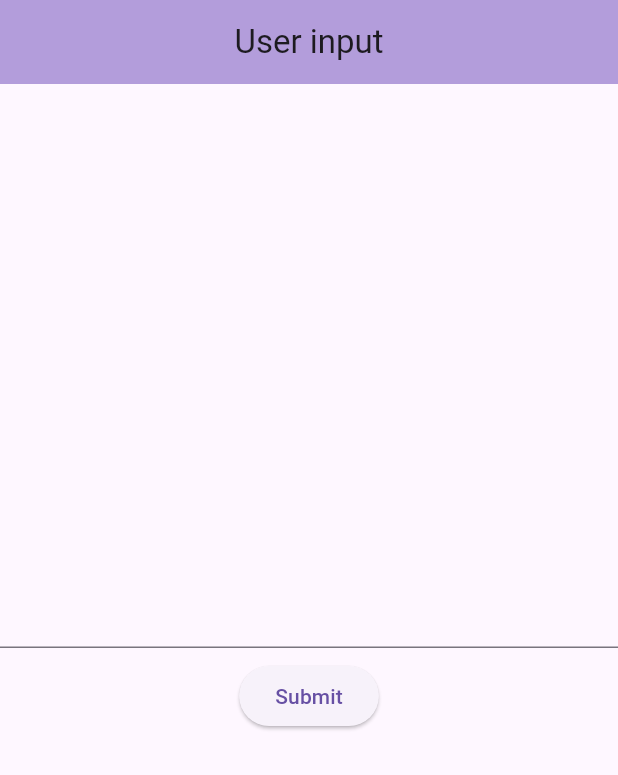
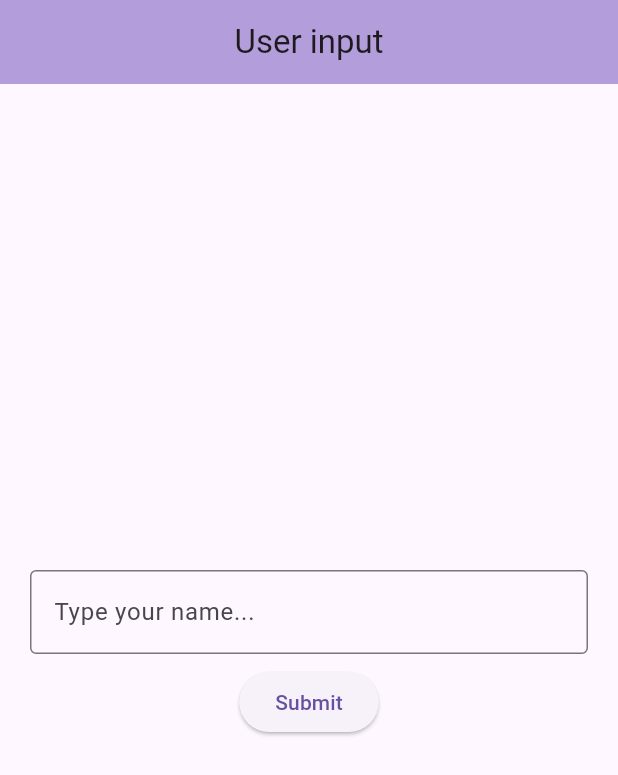
Before and after one commit to adeshgg/flutter-textInput, a Flutter app: the screen it shows after launch, on a phone screen of 412 x 824 dp. Shown: the top 775 px of the screen. Run offline on Flutter 3.47's test engine with Material 3 defaults, Android fonts, the phone set to English and light mode, and no system bars.

Commit message:
Styled text input

```diff
--- a/lib/main.dart
+++ b/lib/main.dart
@@ -4,10 +4,18 @@ void main() {
   runApp(const MyApp());
 }
 
-class MyApp extends StatelessWidget {
+class MyApp extends StatefulWidget {
   const MyApp({super.key});
 
+  @override
+  State<MyApp> createState() => _MyAppState();
+}
+
+class _MyAppState extends State<MyApp> {
   // This widget is the root of your application.
+
+  TextEditingController userNameController = TextEditingController();
+
   @override
   Widget build(BuildContext context) {
     return MaterialApp(
@@ -20,10 +28,17 @@ class MyApp extends StatelessWidget {
             centerTitle: true,
           ),
           body: Center(
+            child: Padding(
+              padding: const EdgeInsets.all(20.0),
               child: Column(
                 mainAxisAlignment: MainAxisAlignment.center,
                 children: [
-                TextField(),
+                  TextField(
+                    controller: userNameController,
+                    decoration: InputDecoration(
+                        border: OutlineInputBorder(),
+                        hintText: "Type your name..."),
+                  ),
                   Padding(
                     padding: const EdgeInsets.all(8.0),
                     child:
@@ -32,6 +47,7 @@ class MyApp extends StatelessWidget {
                 ],
               ),
             ),
+          ),
         ));
   }
 }
```
Lines whose indentation alone changed are shown as unchanged.
